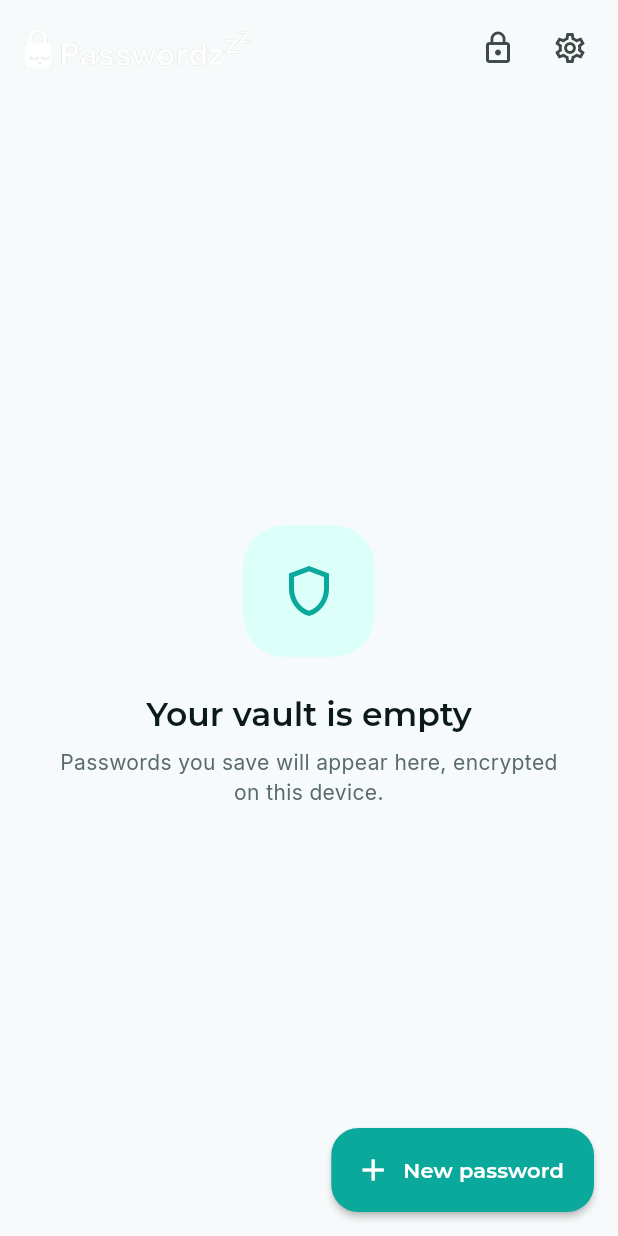
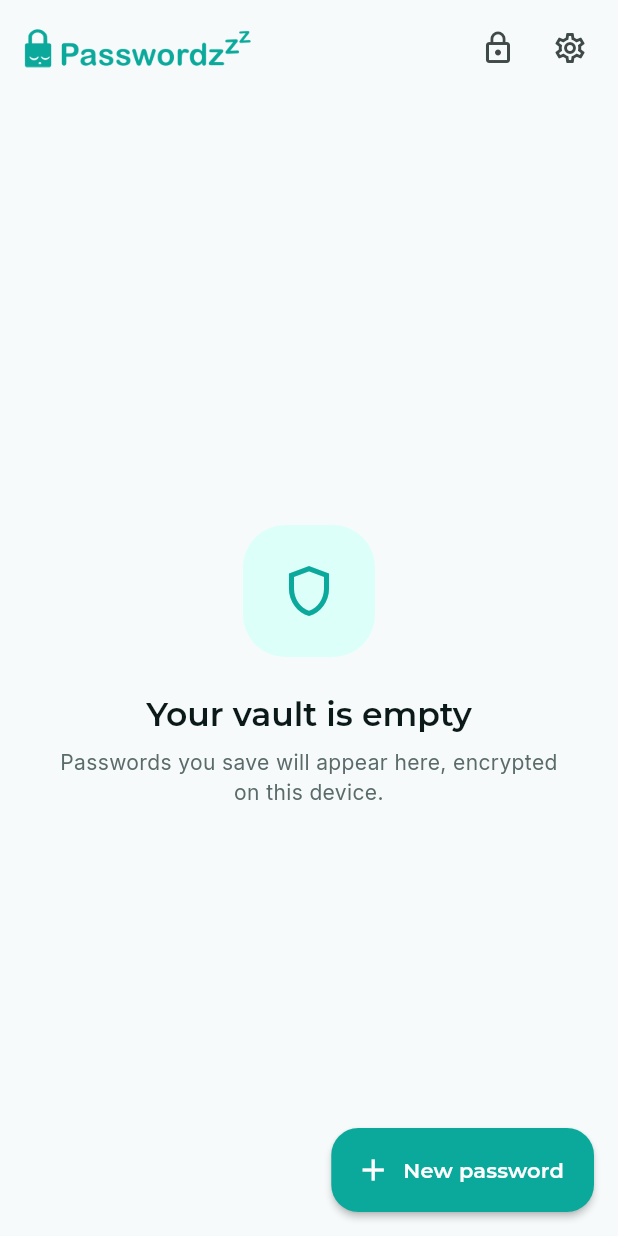
Before and after one commit to SayanKabir/passwordzzz-v2, a Flutter app: the screen it shows after launch, after a tap on "Unlock", on a phone screen of 412 x 824 dp. Run offline on Flutter 3.47's test engine with Material 3 defaults, Android fonts, the phone set to English and light mode, and no system bars; our stand-ins replace equatable, flutter_bloc, get_it, go_router, google_fonts, shared_preferences.

Commit message:
Fix invisible logo in light theme; make FLAG_SECURE debug-overridable
The shipped logo assets are solid white PNGs, which only ever worked against
v1's teal splash. On the new light surface they were invisible. BrandLogo
tints them with the brand color via BlendMode.srcIn, so one asset stays
legible in both themes rather than shipping a second copy.

FLAG_SECURE also blocks `adb screencap`, which made on-device visual
verification impossible. It now stays on by default in debug builds and can
be lifted for a single launch:

    adb shell am start -n com.sayankabir.passwordzzz_v2/.MainActivity \
        --ez allow_screenshots true

The opt-out is behind BuildConfig.DEBUG, so no launch intent can disable
FLAG_SECURE in a release APK. Requires buildFeatures.buildConfig on AGP 8+.

Verified on a Nokia 8.1 (Android 11, API 30):
- unlock -> vault -> settings navigation
- theme switch applies instantly and persists to shared_prefs
- FLAG_SECURE confirmed active via dumpsys (fl=... SECURE ...)
- auto-lock: 5s background stays unlocked, 65s background locks and the
  router redirects to /unlock

Co-Authored-By: Claude Opus 5 <noreply@anthropic.com>

```diff
--- a/lib/features/unlock/view/unlock_page.dart
+++ b/lib/features/unlock/view/unlock_page.dart
@@ -2,6 +2,7 @@ import 'package:flutter/material.dart';
 import 'package:flutter_bloc/flutter_bloc.dart';
 
 import '../../../ui/theme/app_colors.dart';
+import '../../../ui/widgets/brand_logo.dart';
 import '../../../ui/theme/motion.dart';
 import '../bloc/app_lock_cubit.dart';
 import '../bloc/app_lock_state.dart';
@@ -27,12 +28,7 @@ class UnlockPage extends StatelessWidget {
                 return Column(
                   mainAxisSize: MainAxisSize.min,
                   children: [
-                    Image.asset(
-                      'assets/logo-small.png',
-                      width: 72,
-                      height: 72,
-                      filterQuality: FilterQuality.medium,
-                    ),
+                    const BrandLogo.mark(size: 72),
                     const SizedBox(height: Space.xl),
                     Text(
                       'Passwordzzz',
--- a/lib/features/vault/view/vault_page.dart
+++ b/lib/features/vault/view/vault_page.dart
@@ -5,6 +5,7 @@ import 'package:go_router/go_router.dart';
 import '../../../app_router.dart';
 import '../../../ui/theme/app_colors.dart';
 import '../../../ui/theme/motion.dart';
+import '../../../ui/widgets/brand_logo.dart';
 import '../../unlock/bloc/app_lock_cubit.dart';
 import '../widgets/vault_empty_state.dart';
 
@@ -23,11 +24,7 @@ class VaultPage extends StatelessWidget {
       appBar: AppBar(
         toolbarHeight: 64,
         titleSpacing: Space.lg,
-        title: Image.asset(
-          'assets/logo-full.png',
-          height: 26,
-          filterQuality: FilterQuality.medium,
-        ),
+        title: const BrandLogo.wordmark(height: 26),
         actions: [
           IconButton(
             tooltip: 'Lock vault',
--- /dev/null
+++ b/lib/ui/widgets/brand_logo.dart
@@ -0,0 +1,38 @@
+import 'package:flutter/material.dart';
+
+import '../theme/app_colors.dart';
+
+/// The shipped logo assets are solid white with transparency, which vanishes
+/// against a light background. Tinting them with the brand color keeps one
+/// asset legible in both themes instead of shipping a second copy.
+class BrandLogo extends StatelessWidget {
+  const BrandLogo.mark({super.key, this.size = 72})
+    : _asset = 'assets/logo-small.png',
+      _height = null;
+
+  const BrandLogo.wordmark({super.key, double height = 26})
+    : _asset = 'assets/logo-full.png',
+      _height = height,
+      size = null;
+
+  final String _asset;
+  final double? _height;
+  final double? size;
+
+  @override
+  Widget build(BuildContext context) {
+    final c = AppColors.of(context);
+
+    return Image.asset(
+      _asset,
+      width: size,
+      height: _height ?? size,
+      filterQuality: FilterQuality.medium,
+      color: c.brand,
+      // The assets are single-color silhouettes, so srcIn recolors them
+      // wholesale while preserving the alpha edges.
+      colorBlendMode: BlendMode.srcIn,
+      excludeFromSemantics: true,
+    );
+  }
+}
```
Also changed, not shown: 2 other files.
